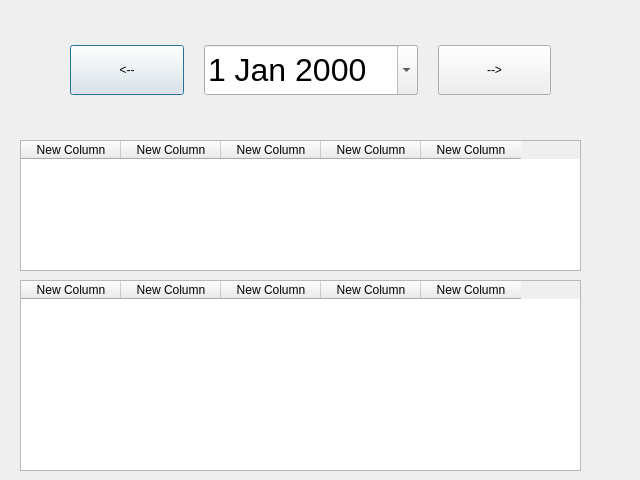
nerdogan/nenra, file masraf.ui: the form before one commit.
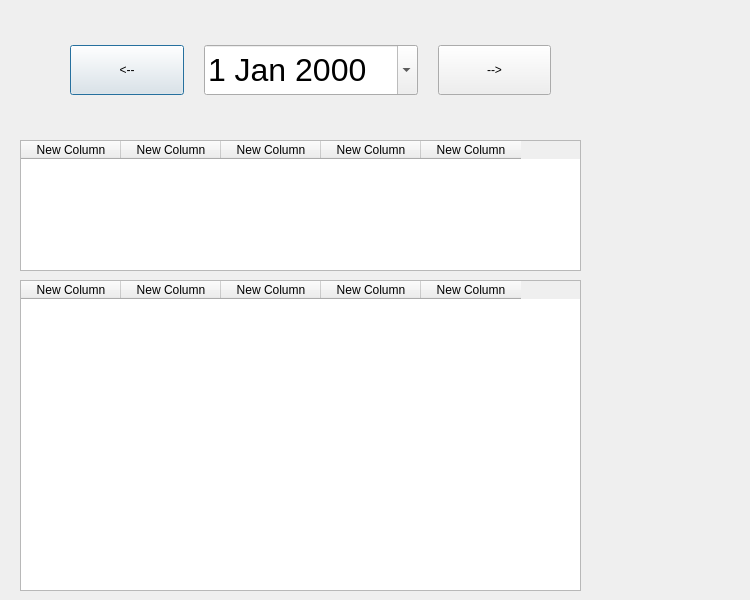
The form after the commit.

```diff
--- a/masraf.ui
+++ b/masraf.ui
@@ -6,8 +6,8 @@
    <rect>
     <x>0</x>
     <y>0</y>
-    <width>640</width>
-    <height>480</height>
+    <width>750</width>
+    <height>600</height>
    </rect>
   </property>
   <property name="windowTitle">
@@ -134,7 +134,7 @@
      <x>20</x>
      <y>280</y>
      <width>561</width>
-     <height>191</height>
+     <height>311</height>
     </rect>
    </property>
    <column>
```
